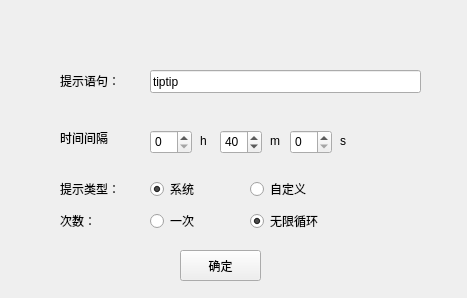
Qt form TipTip/mainwindow.ui (WungXD/TipTip) before a commit.
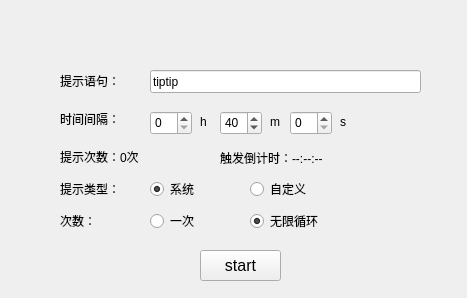
The same form after that commit.

Commit message: add tip count and remaining time

Diff of the .ui file:
```diff
--- a/TipTip/mainwindow.ui
+++ b/TipTip/mainwindow.ui
@@ -10,6 +10,11 @@
     <height>298</height>
    </rect>
   </property>
+  <property name="font">
+   <font>
+    <pointsize>9</pointsize>
+   </font>
+  </property>
   <property name="windowTitle">
    <string>TipTip</string>
   </property>
@@ -20,14 +25,24 @@
    <widget class="QPushButton" name="okBtn">
     <property name="geometry">
      <rect>
-      <x>180</x>
+      <x>200</x>
       <y>250</y>
       <width>81</width>
       <height>31</height>
      </rect>
     </property>
+    <property name="font">
+     <font>
+      <pointsize>12</pointsize>
+      <italic>false</italic>
+      <bold>false</bold>
+     </font>
+    </property>
     <property name="text">
-     <string>确定</string>
+     <string>start</string>
+    </property>
+    <property name="checkable">
+     <bool>true</bool>
     </property>
    </widget>
    <widget class="QLabel" name="label">
@@ -60,13 +75,13 @@
     <property name="geometry">
      <rect>
       <x>60</x>
-      <y>130</y>
+      <y>111</y>
       <width>71</width>
       <height>16</height>
      </rect>
     </property>
     <property name="text">
-     <string>时间间隔</string>
+     <string>时间间隔：</string>
     </property>
    </widget>
    <widget class="QLabel" name="label_3">
@@ -121,7 +136,7 @@
     <property name="geometry">
      <rect>
       <x>150</x>
-      <y>130</y>
+      <y>111</y>
       <width>42</width>
       <height>24</height>
      </rect>
@@ -134,7 +149,7 @@
     <property name="geometry">
      <rect>
       <x>200</x>
-      <y>130</y>
+      <y>111</y>
       <width>16</width>
       <height>21</height>
      </rect>
@@ -147,7 +162,7 @@
     <property name="geometry">
      <rect>
       <x>270</x>
-      <y>130</y>
+      <y>111</y>
       <width>16</width>
       <height>21</height>
      </rect>
@@ -160,7 +175,7 @@
     <property name="geometry">
      <rect>
       <x>220</x>
-      <y>130</y>
+      <y>111</y>
       <width>42</width>
       <height>24</height>
      </rect>
@@ -176,7 +191,7 @@
     <property name="geometry">
      <rect>
       <x>340</x>
-      <y>130</y>
+      <y>111</y>
       <width>16</width>
       <height>21</height>
      </rect>
@@ -189,7 +204,7 @@
     <property name="geometry">
      <rect>
       <x>290</x>
-      <y>130</y>
+      <y>111</y>
       <width>42</width>
       <height>24</height>
      </rect>
@@ -255,6 +270,32 @@
      <string>提示类型：</string>
     </property>
    </widget>
+   <widget class="QLabel" name="countLabel">
+    <property name="geometry">
+     <rect>
+      <x>60</x>
+      <y>146</y>
+      <width>131</width>
+      <height>21</height>
+     </rect>
+    </property>
+    <property name="text">
+     <string>提示次数：0次</string>
+    </property>
+   </widget>
+   <widget class="QLabel" name="remainingLabel">
+    <property name="geometry">
+     <rect>
+      <x>220</x>
+      <y>147</y>
+      <width>201</width>
+      <height>21</height>
+     </rect>
+    </property>
+    <property name="text">
+     <string>触发倒计时：--:--:--</string>
+    </property>
+   </widget>
   </widget>
  </widget>
  <layoutdefault spacing="6" margin="11"/>
```
The commit also changes 3 other files.
